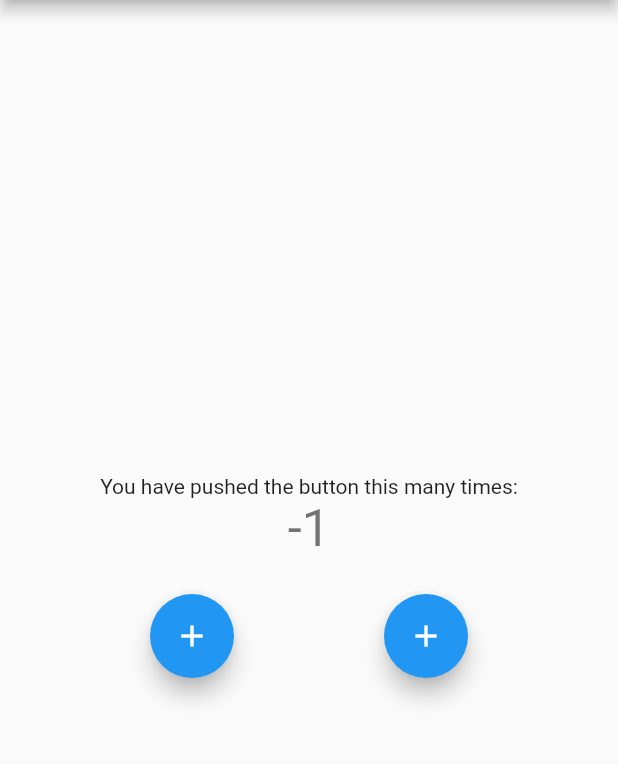
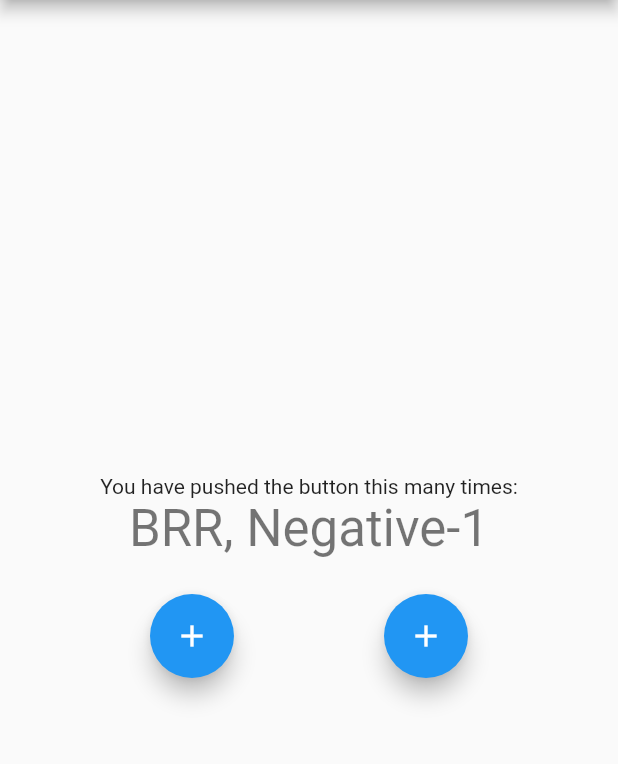
Before and after one commit to dastagg/FLY-Bloc-Tutorial, a Flutter app: the screen it shows after launch, after a tap on the "add" icon, on a phone screen of 412 x 824 dp, the part 84-848 px from its top. Run offline on Flutter 3.47's test engine with Material 2 defaults, Android fonts, the phone set to English and light mode, and no system bars; our stand-ins replace bloc, flutter_bloc.

Commit message:
Add additional text to counter display.

```diff
--- a/lib/main.dart
+++ b/lib/main.dart
@@ -47,10 +47,27 @@ class _MyHomePageState extends State<MyHomePage> {
             ),
             BlocBuilder<CounterCubit, CounterState>(
               builder: (context, state) {
-                return Text(
-                  state.counterValue.toString(),
-                  style: Theme.of(context).textTheme.headline4,
-                );
+                if (state.counterValue < 0) {
+                  return Text(
+                    "BRR, Negative" + state.counterValue.toString(),
+                    style: Theme.of(context).textTheme.headline4,
+                  );
+                } else if (state.counterValue % 2 == 0) {
+                  return Text(
+                    "EVEN: " + state.counterValue.toString(),
+                    style: Theme.of(context).textTheme.headline4,
+                  );
+                } else if (state.counterValue == 5) {
+                  return Text(
+                    "BUZZ" + state.counterValue.toString(),
+                    style: Theme.of(context).textTheme.headline4,
+                  );
+                } else {
+                  return Text(
+                    state.counterValue.toString(),
+                    style: Theme.of(context).textTheme.headline4,
+                  );
+                }
               },
             ),
             const SizedBox(
```
